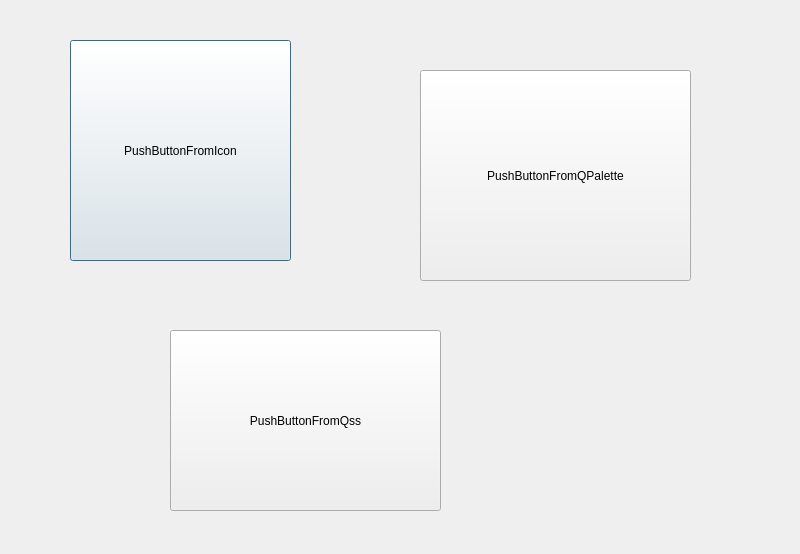
Before: the Qt Designer form gui/iconhover/buttonimagedialog.ui in jinhang87/qtutil, drawn with Qt 5.
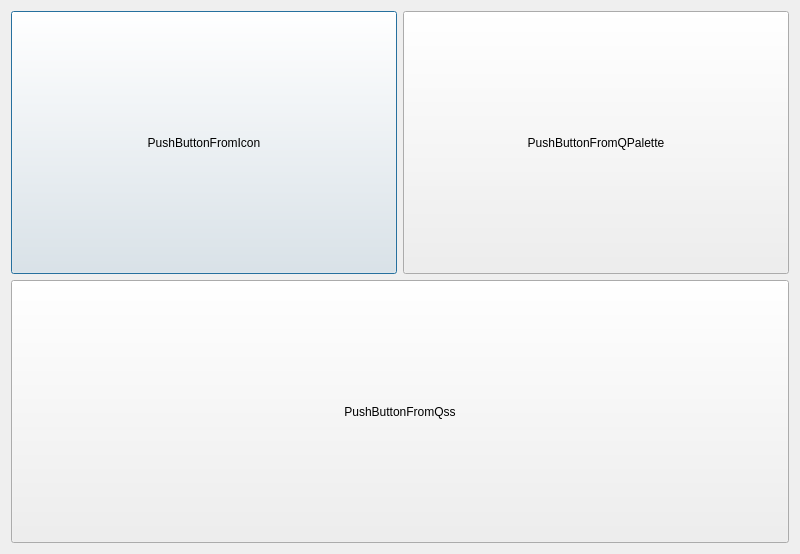
After: the same form once the commit is applied. Icons and pictures are not drawn.

```diff
--- a/gui/iconhover/buttonimagedialog.ui
+++ b/gui/iconhover/buttonimagedialog.ui
@@ -13,27 +13,40 @@
   <property name="windowTitle">
    <string>Dialog</string>
   </property>
+  <layout class="QGridLayout" name="gridLayout">
+   <item row="0" column="0">
   <widget class="QPushButton" name="pushButtonFromIcon">
-   <property name="geometry">
-    <rect>
-     <x>70</x>
-     <y>40</y>
-     <width>221</width>
-     <height>221</height>
-    </rect>
+     <property name="sizePolicy">
+      <sizepolicy hsizetype="Preferred" vsizetype="Preferred">
+       <horstretch>0</horstretch>
+       <verstretch>0</verstretch>
+      </sizepolicy>
    </property>
    <property name="text">
     <string>PushButtonFromIcon</string>
    </property>
   </widget>
+   </item>
+   <item row="0" column="1">
+    <widget class="QPushButton" name="pushButtonFromQPalette">
+     <property name="sizePolicy">
+      <sizepolicy hsizetype="Preferred" vsizetype="Preferred">
+       <horstretch>0</horstretch>
+       <verstretch>0</verstretch>
+      </sizepolicy>
+     </property>
+     <property name="text">
+      <string>PushButtonFromQPalette</string>
+     </property>
+    </widget>
+   </item>
+   <item row="1" column="0" colspan="2">
   <widget class="QPushButton" name="pushButtonFromQss">
-   <property name="geometry">
-    <rect>
-     <x>170</x>
-     <y>330</y>
-     <width>271</width>
-     <height>181</height>
-    </rect>
+     <property name="sizePolicy">
+      <sizepolicy hsizetype="Preferred" vsizetype="Preferred">
+       <horstretch>0</horstretch>
+       <verstretch>0</verstretch>
+      </sizepolicy>
    </property>
    <property name="styleSheet">
     <string notr="true">*{border-image: url(:/image/主菜单-normal.png);}
@@ -46,19 +59,8 @@
     <bool>true</bool>
    </property>
   </widget>
-  <widget class="QPushButton" name="pushButtonFromQPalette">
-   <property name="geometry">
-    <rect>
-     <x>420</x>
-     <y>70</y>
-     <width>271</width>
-     <height>211</height>
-    </rect>
-   </property>
-   <property name="text">
-    <string>PushButtonFromQPalette</string>
-   </property>
-  </widget>
+   </item>
+  </layout>
  </widget>
  <resources/>
  <connections/>
```
Lines whose indentation alone changed are shown as unchanged.
